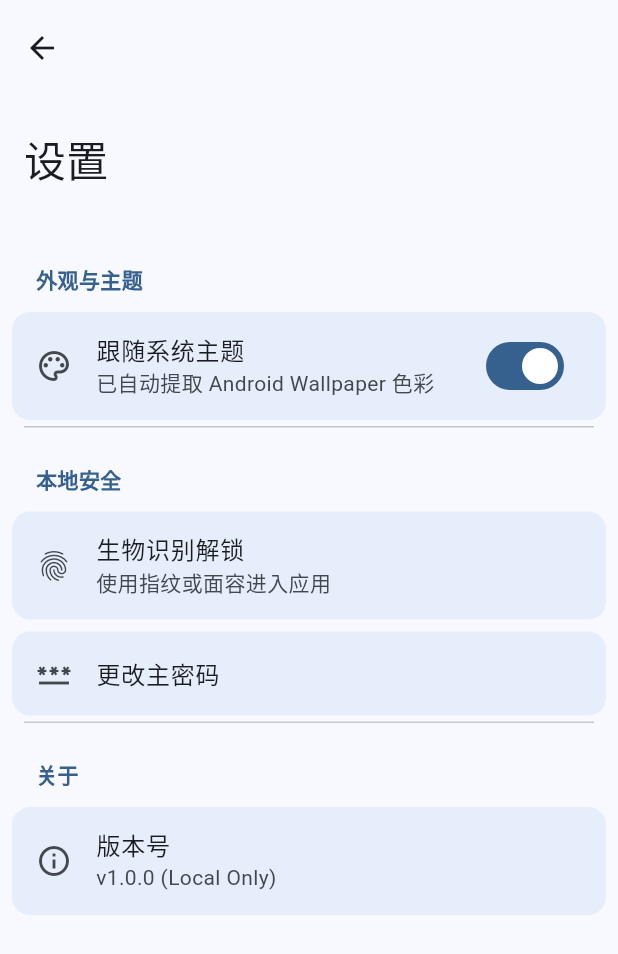
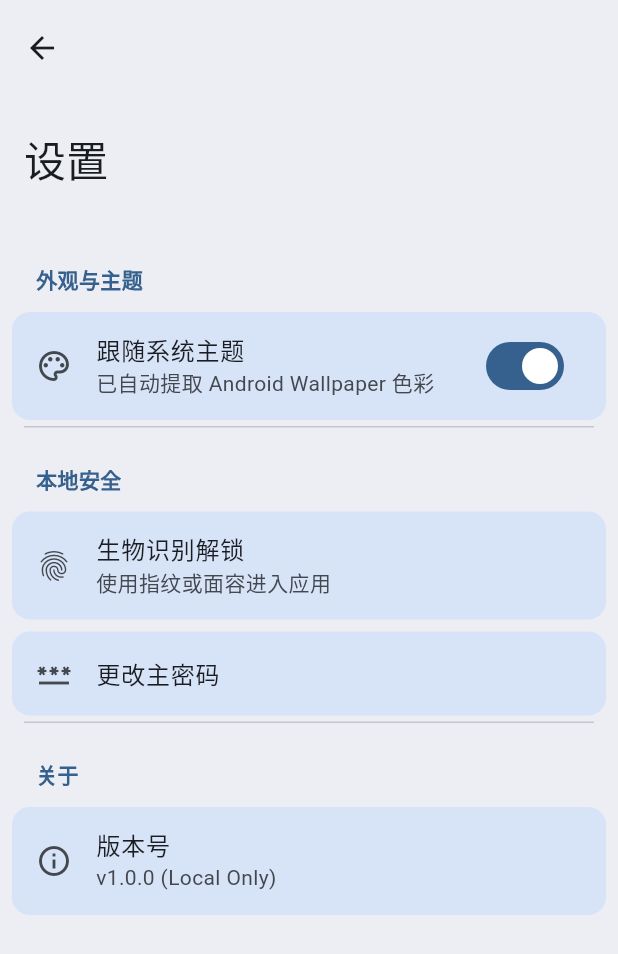
Before and after one commit to CFSL-E/PASS-F2, a Flutter app: the screen it shows after launch, after a tap on the "menu" icon, on a phone screen of 412 x 824 dp. Shown: the top 954 px of the screen. Run offline on Flutter 3.47's test engine with Material 3 defaults, Android fonts, the phone set to English and light mode, and no system bars; drawn by our look-alikes of dynamic_color.

Commit message:
**Fix color scheme issues for dark and light mode consistency**
Key features implemented:
- Updated lib/home_page.dart to use proper Material Design 3 color tokens with surfaceContainer for background, secondaryContainer for cards, and consistent chip colors across both themes
- Modified lib/settings_page.dart to implement correct MD3 color hierarchy using surfaceContainer background and secondaryContainer for list items
- Refined color usage in both pages to eliminate transparency and follow official MD3 tonal color system guidelines
- Updated search bar, filter chips, password cards, and settings groups to maintain proper contrast and visual hierarchy in all theme modes

The changes ensure consistent and accessible color contrast across light and dark themes while following Material Design 3 specifications without using transparency effects.

```diff
--- a/lib/home_page.dart
+++ b/lib/home_page.dart
@@ -21,10 +21,9 @@ class _HomePageState extends State<HomePage> {
   @override
   Widget build(BuildContext context) {
     final colorScheme = Theme.of(context).colorScheme;
-    final isDark = Theme.of(context).brightness == Brightness.dark;
 
     return Scaffold(
-      backgroundColor: colorScheme.surface,
+      backgroundColor: colorScheme.surfaceContainer,
       body: SafeArea(
         child: Padding(
           padding: const EdgeInsets.symmetric(horizontal: 16.0),
@@ -48,27 +47,21 @@ class _HomePageState extends State<HomePage> {
                 ),
                 hintText: '搜索密码',
                 hintStyle: WidgetStateProperty.all(
-                  TextStyle(color: colorScheme.onSurfaceVariant.withOpacity(0.8), fontSize: 16)
+                  TextStyle(color: colorScheme.onSurfaceVariant, fontSize: 16)
                 ),
                 elevation: WidgetStateProperty.all(0),
-                backgroundColor: WidgetStateProperty.resolveWith((states) {
-                  if (isDark) {
-                    return colorScheme.surfaceContainerHighest;
-                  } else {
-                    return colorScheme.secondaryContainer;
-                  }
-                }),
+                backgroundColor: WidgetStateProperty.all(colorScheme.surfaceContainerHighest),
               ),
               const SizedBox(height: 20),
 
               // 筛选标签行
               Row(
                 children: [
-                  _buildFilterChip('全部', 0, colorScheme, isDark),
+                  _buildFilterChip('全部', 0, colorScheme),
                   const SizedBox(width: 8),
-                  _buildFilterChip('最近添加', 1, colorScheme, isDark),
+                  _buildFilterChip('最近添加', 1, colorScheme),
                   const SizedBox(width: 8),
-                  _buildFilterChip('常用', 2, colorScheme, isDark),
+                  _buildFilterChip('常用', 2, colorScheme),
                 ],
               ),
               const SizedBox(height: 20),
@@ -85,7 +78,7 @@ class _HomePageState extends State<HomePage> {
                       child: Card(
                         elevation: 0,
                         // 还原截图中的扁平大圆角淡色气泡卡片设计
-                        color: isDark ? colorScheme.surfaceContainer : colorScheme.primaryContainer.withOpacity(0.3),
+                        color: colorScheme.secondaryContainer,
                         shape: RoundedRectangleBorder(
                           borderRadius: BorderRadius.circular(24),
                         ),
@@ -145,7 +138,7 @@ class _HomePageState extends State<HomePage> {
   }
 
   // 构建统一的视觉 Chip (还原截图中的圆角小巧设计)
-  Widget _buildFilterChip(String label, int index, ColorScheme colorScheme, bool isDark) {
+  Widget _buildFilterChip(String label, int index, ColorScheme colorScheme) {
     final isSelected = _selectedChip == index;
     return InkWell(
       onTap: () {
@@ -159,12 +152,12 @@ class _HomePageState extends State<HomePage> {
         padding: const EdgeInsets.symmetric(horizontal: 16, vertical: 8),
         decoration: BoxDecoration(
           color: isSelected
-              ? colorScheme.primaryContainer.withOpacity(0.8)
-              : (isDark ? colorScheme.surfaceContainerHighest : colorScheme.secondaryContainer.withOpacity(0.5)),
+              ? colorScheme.primaryContainer
+              : colorScheme.surfaceContainerHighest,
           borderRadius: BorderRadius.circular(8),
           border: isSelected
               ? Border.all(color: Colors.transparent)
-              : Border.all(color: colorScheme.outlineVariant.withOpacity(0.5)),
+              : Border.all(color: colorScheme.outlineVariant),
         ),
         child: Text(
           label,
--- a/lib/settings_page.dart
+++ b/lib/settings_page.dart
@@ -6,11 +6,10 @@ class SettingsPage extends StatelessWidget {
   @override
   Widget build(BuildContext context) {
     final colorScheme = Theme.of(context).colorScheme;
-    final isDark = Theme.of(context).brightness == Brightness.dark;
 
     // 【规范】独立的全新 Scaffold，配合大标题滑动效果
     return Scaffold(
-      backgroundColor: colorScheme.surface,
+      backgroundColor: colorScheme.surfaceContainer,
       body: NestedScrollView(
         headerSliverBuilder: (BuildContext context, bool innerBoxIsScrolled) {
           return <Widget>[
@@ -18,8 +17,8 @@ class SettingsPage extends StatelessWidget {
             SliverAppBar.large(
               title: const Text('设置'),
               // 当此页面向下滑动时，大标题依然保持 MD3 圆润背景或直接融入整体
-              backgroundColor: colorScheme.surface,
-              surfaceTintColor: colorScheme.surfaceTint,
+              backgroundColor: colorScheme.surfaceContainer,
+              surfaceTintColor: Colors.transparent,
             ),
           ];
         },
@@ -81,7 +80,6 @@ class SettingsPage extends StatelessWidget {
 
   Widget _buildSettingsGroup(BuildContext context, {required String title, required List<Widget> children}) {
     final colorScheme = Theme.of(context).colorScheme;
-    final isDark = Theme.of(context).brightness == Brightness.dark;
     return Column(
       crossAxisAlignment: CrossAxisAlignment.start,
       children: [
@@ -102,9 +100,7 @@ class SettingsPage extends StatelessWidget {
             return Container(
               margin: const EdgeInsets.symmetric(horizontal: 8, vertical: 4),
               decoration: BoxDecoration(
-                color: isDark
-                    ? colorScheme.surfaceContainerHighest
-                    : colorScheme.secondaryContainer.withOpacity(0.5),
+                color: colorScheme.secondaryContainer,
                 borderRadius: BorderRadius.circular(12),
               ),
               child: child,
```
Also changed, not shown: 1 other file.
